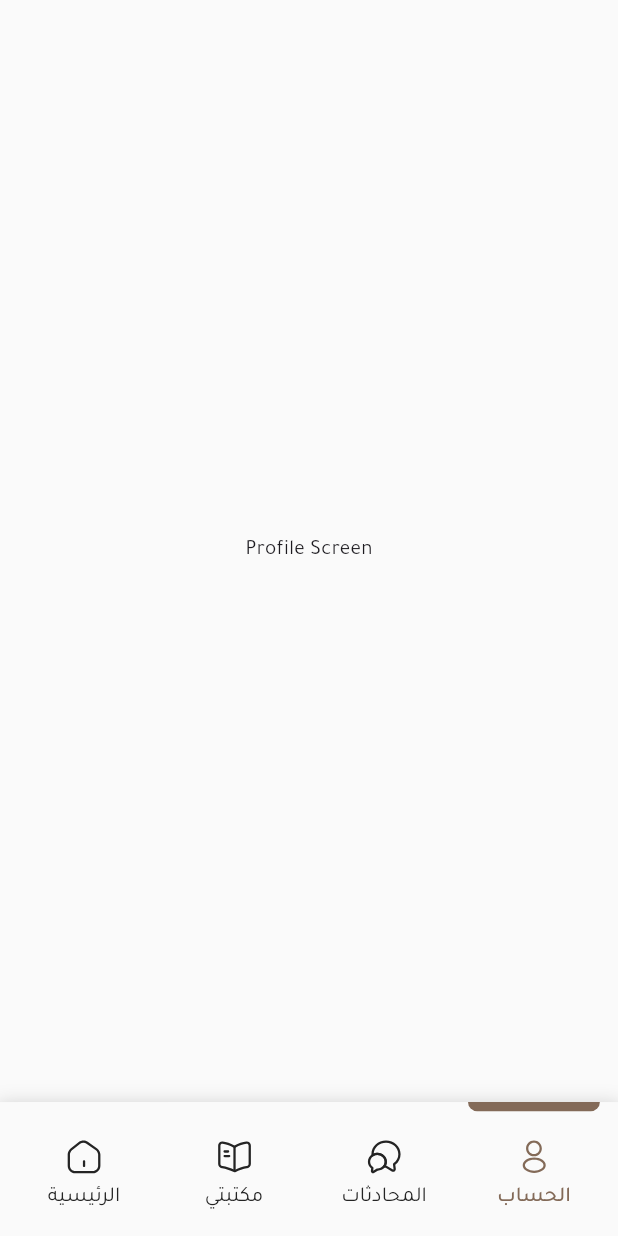
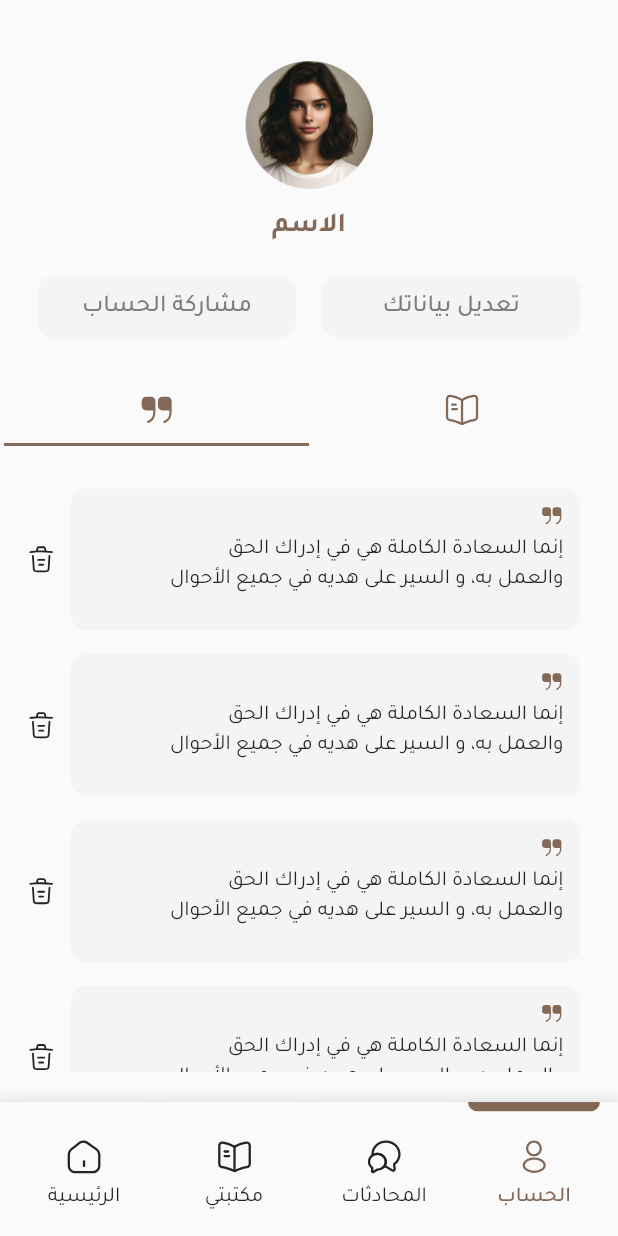
Before and after one commit to Yaramahmoudd/BooksApp, a Flutter app: the screen it shows after launch, item 4 of the bottom bar chosen, on a phone screen of 412 x 824 dp. Run offline on Flutter 3.47's test engine with Material 3 defaults, Android fonts, the phone set to English and light mode, and no system bars; our stand-ins replace bloc, dio, flutter_screenutil, flutter_svg, pretty_dio_logger.

Commit message:
finish profile screen
Done

```diff
--- a/lib/books_app.dart
+++ b/lib/books_app.dart
@@ -20,9 +20,11 @@ class BooksApp extends StatelessWidget {
           bottomNavigationBarTheme: const BottomNavigationBarThemeData(
             backgroundColor: ColorsManager.white,
           ),
+          tabBarTheme: TabBarTheme(
+              splashFactory: NoSplash.splashFactory,
+              overlayColor: MaterialStateProperty.all(Colors.transparent)),
           textTheme: Theme.of(context).textTheme.apply(fontFamily: 'Tajawal'),
         ),
-
         debugShowCheckedModeBanner: false,
         onGenerateRoute: appRouter.generateRoute,
         initialRoute: Routes.mainScreen,
--- a/lib/core/helpers/strings/app_icons.dart
+++ b/lib/core/helpers/strings/app_icons.dart
@@ -1,7 +1,8 @@
 abstract class AppIcons {
   static const String path = 'assets/icons';
-  static const String addCircle = '$path/add-circle.svg';
+  static const String addCircle = '$path/add_circle.svg';
   static const String book = '$path/book.svg';
+  static const String bookColored = '$path/book_colored.svg';
   static const String directInbox = '$path/direct_inbox.svg';
   static const String edit = '$path/edit.svg';
   static const String export = '$path/export.svg';
@@ -11,6 +12,7 @@ abstract class AppIcons {
   static const String infoCircle = '$path/info_circle.svg';
   static const String messages = '$path/messages.svg';
   static const String quoteDown = '$path/quote_down.svg';
+  static const String quoteDownColored = '$path/quote_down_colored.svg';
   static const String search = '$path/search.svg';
   static const String send = '$path/send.svg';
   static const String correctCircle = '$path/correct_circle.svg';
--- a/lib/core/helpers/strings/app_images.dart
+++ b/lib/core/helpers/strings/app_images.dart
@@ -1,7 +1,8 @@
 abstract class AppImages {
   static const String path = 'assets/images';
-  static const String emptyChats = 'assets/images/empty_chats.png';
-  static const String emptyNotifications =
-      'assets/images/empty_notifications.png';
-  static const String emptySearch = 'assets/images/empty_search.png';
+  static const String emptyChats = '$path/empty_chats.png';
+  static const String emptyNotifications = '$path/empty_notifications.png';
+  static const String emptySearch = '$path/empty_search.png';
+  static const String girl = '$path/girl.png';
+  static const String bookCover = '$path/book_cover.png';
 }
--- /dev/null
+++ b/lib/features/profile/ui/components/books_tab_view.dart
@@ -0,0 +1,66 @@
+import 'package:books_app/core/helpers/strings/app_icons.dart';
+import 'package:books_app/core/helpers/strings/app_images.dart';
+import 'package:books_app/core/theming/colors.dart';
+import 'package:books_app/core/theming/styles.dart';
+import 'package:flutter/material.dart';
+import 'package:flutter_screenutil/flutter_screenutil.dart';
+import 'package:flutter_svg/svg.dart';
+
+class BooksTabView extends StatelessWidget {
+  const BooksTabView({super.key});
+
+  @override
+  Widget build(BuildContext context) {
+    return Padding(
+        padding:
+            EdgeInsets.only(right: 15.w, left: 15.w, top: 20.h, bottom: 3.h),
+        child: Column(
+          children: [
+            Expanded(
+              child: GridView.builder(
+                itemCount: 2,
+                gridDelegate: SliverGridDelegateWithFixedCrossAxisCount(
+                  crossAxisCount: 2,
+                  crossAxisSpacing: 12.w,
+                  mainAxisSpacing: 12.h,
+                  childAspectRatio: 0.85,
+                ),
+                itemBuilder: (context, index) {
+                  return Container(
+                    width: 165.w,
+                    height: 195.h,
+                    decoration: BoxDecoration(
+                        borderRadius: BorderRadius.circular(10.r),
+                        image: const DecorationImage(
+                          image: AssetImage(AppImages.bookCover),
+                        )),
+                  );
+                },
+              ),
+            ),
+            //todo : is adding book is fixed or appear after finish gridview ??
+            Container(
+              margin: EdgeInsets.only(bottom: 45.h, top: 12.h),
+              padding: EdgeInsets.symmetric(vertical: 18.h),
+              width: double.infinity,
+              height: 95.h,
+              decoration: BoxDecoration(
+                color: ColorsManager.beigeF2,
+                borderRadius: BorderRadius.circular(10.r),
+              ),
+              child: Column(
+                children: [
+                  Text('إضافة كتاب',
+                      style: TextStyles.font18primaryColorMedium),
+                  SvgPicture.asset(
+                    AppIcons.addCircle,
+                    height: 24.h,
+                    width: 24.w,
+                  ),
+                ],
+              ),
+            )
+          ],
+        ));
+  }
+}
--- /dev/null
+++ b/lib/features/profile/ui/components/preofile_header_bar.dart
@@ -0,0 +1,40 @@
+import 'package:books_app/core/helpers/spacing.dart';
+import 'package:books_app/core/helpers/strings/app_images.dart';
+import 'package:books_app/core/theming/styles.dart';
+import 'package:books_app/features/profile/ui/widgets/profile_header_action_botton.dart';
+import 'package:flutter/material.dart';
+import 'package:flutter_screenutil/flutter_screenutil.dart';
+
+class PreofileHeaderBar extends StatelessWidget {
+  const PreofileHeaderBar({super.key});
+
+  @override
+  Widget build(BuildContext context) {
+    return Column(
+      children: [
+        Padding(
+          padding: EdgeInsets.only(right: 15.w, left: 15.w, top: 40.h),
+          child: Center(
+            child: CircleAvatar(
+              radius: 42.r,
+              child: Image.asset(AppImages.girl),
+            ),
+          ),
+        ),
+        verticalSpace(12),
+        Text('الاسم', style: TextStyles.font18primaryColorBold),
+        verticalSpace(20),
+        Padding(
+          padding: EdgeInsets.symmetric(horizontal: 15.w),
+          child: Row(
+            mainAxisAlignment: MainAxisAlignment.spaceAround,
+            children: [
+              ProfileHeaderActionBotton(onTap: () {}, text: 'مشاركة الحساب'),
+              ProfileHeaderActionBotton(onTap: () {}, text: 'تعديل بياناتك'),
+            ],
+          ),
+        ),
+      ],
+    );
+  }
+}
--- /dev/null
+++ b/lib/features/profile/ui/components/quotes_tab_view.dart
@@ -0,0 +1,52 @@
+import 'package:books_app/core/helpers/spacing.dart';
+import 'package:books_app/core/helpers/strings/app_icons.dart';
+import 'package:books_app/core/theming/colors.dart';
+import 'package:books_app/core/theming/styles.dart';
+import 'package:flutter/material.dart';
+import 'package:flutter_screenutil/flutter_screenutil.dart';
+import 'package:flutter_svg/svg.dart';
+
+class QuotesTabView extends StatelessWidget {
+  const QuotesTabView({super.key});
+
+  @override
+  Widget build(BuildContext context) {
+    return Padding(
+      padding: EdgeInsets.symmetric(vertical: 20.h, horizontal: 15.w),
+      child: ListView.builder(
+        itemCount: 4,
+        itemBuilder: (context, index) {
+          return Row(
+            children: [
+              SvgPicture.asset(AppIcons.trash, height: 20.h, width: 20.w),
+              Expanded(
+                child: Container(
+                  margin: EdgeInsets.symmetric(horizontal: 8.w, vertical: 8.h),
+                  padding:
+                      EdgeInsets.symmetric(horizontal: 10.w, vertical: 10.h),
+                  height: 93.h,
+                  decoration: BoxDecoration(
+                    color: ColorsManager.greyF4,
+                    borderRadius: BorderRadius.circular(10.r),
+                  ),
+                  child: Column(
+                    crossAxisAlignment: CrossAxisAlignment.end,
+                    children: [
+                      SvgPicture.asset(AppIcons.quoteDownColored,
+                          height: 16, width: 16),
+                      verticalSpace(5),
+                      Text(
+                          'إنما السعادة الكاملة هي في إدراك الحق \n والعمل به، و السير على هديه في جميع الأحوال',
+                          style: TextStyles.font14blackRegualar,
+                          textAlign: TextAlign.end)
+                    ],
+                  ),
+                ),
+              ),
+            ],
+          );
+        },
+      ),
+    );
+  }
+}
--- /dev/null
+++ b/lib/features/profile/ui/components/tab_bar_content.dart
@@ -0,0 +1,48 @@
+// ignore_for_file: public_member_api_docs, sort_constructors_first
+import 'package:books_app/core/helpers/strings/app_icons.dart';
+import 'package:books_app/core/theming/colors.dart';
+import 'package:flutter/material.dart';
+import 'package:flutter_screenutil/flutter_screenutil.dart';
+import 'package:flutter_svg/svg.dart';
+
+class TabBarContent extends StatelessWidget {
+  const TabBarContent({
+    super.key,
+    required this.controller,
+  });
+  final TabController controller;
+  @override
+  Widget build(BuildContext context) {
+    return TabBar(
+      isScrollable: true,
+      indicatorWeight: 1.h,
+      tabAlignment: TabAlignment.center,
+      indicatorSize: TabBarIndicatorSize.tab,
+      dividerColor: Colors.transparent,
+      indicatorColor: ColorsManager.primaryColor,
+      controller: controller,
+      tabs: [
+        Tab(
+          icon: SizedBox(
+            width: 156.w,
+            child: SvgPicture.asset(
+              controller.index == 0
+                  ? AppIcons.quoteDownColored
+                  : AppIcons.quoteDown,
+              color: ColorsManager.primaryColor,
+            ),
+          ),
+        ),
+        Tab(
+          icon: SizedBox(
+            width: 156.w,
+            child: SvgPicture.asset(
+              controller.index != 0 ? AppIcons.bookColored : AppIcons.book,
+              color: ColorsManager.primaryColor,
+            ),
+          ),
+        )
+      ],
+    );
+  }
+}
--- /dev/null
+++ b/lib/features/profile/ui/components/tab_bar_view_content.dart
@@ -0,0 +1,22 @@
+import 'package:books_app/features/profile/ui/components/books_tab_view.dart';
+import 'package:books_app/features/profile/ui/components/quotes_tab_view.dart';
+import 'package:flutter/material.dart';
+
+class TabBarViewContent extends StatelessWidget {
+  const TabBarViewContent({
+    super.key,
+    required this.controller,
+  });
+  final TabController controller;
+  @override
+  Widget build(BuildContext context) {
+    return Expanded(
+        child: TabBarView(
+      controller: controller,
+      children: const [
+        QuotesTabView(),
+        BooksTabView(),
+      ],
+    ));
+  }
+}
--- a/lib/features/profile/ui/profile_screen.dart
+++ b/lib/features/profile/ui/profile_screen.dart
@@ -1,13 +1,40 @@
+import 'package:books_app/core/helpers/spacing.dart';
+import 'package:books_app/features/profile/ui/components/preofile_header_bar.dart';
+import 'package:books_app/features/profile/ui/components/tab_bar_content.dart';
+import 'package:books_app/features/profile/ui/components/tab_bar_view_content.dart';
 import 'package:flutter/material.dart';
 
-class ProfileScreen extends StatelessWidget {
+class ProfileScreen extends StatefulWidget {
   const ProfileScreen({super.key});
 
   @override
+  State<ProfileScreen> createState() => _ProfileScreenState();
+}
+
+class _ProfileScreenState extends State<ProfileScreen>
+    with SingleTickerProviderStateMixin {
+  late TabController tabController;
+
+  @override
+  void initState() {
+    super.initState();
+    tabController = TabController(length: 2, vsync: this);
+    tabController.addListener(() {
+      setState(() {});
+    });
+  }
+
+  @override
   Widget build(BuildContext context) {
-    return const Scaffold(
-      body: Center(
-        child: Text("Profile Screen"),
+    return Scaffold(
+      body: Column(
+        crossAxisAlignment: CrossAxisAlignment.center,
+        children: [
+          const PreofileHeaderBar(),
+          verticalSpace(25),
+          TabBarContent(controller: tabController),
+          TabBarViewContent(controller: tabController),
+        ],
       ),
     );
   }
--- /dev/null
+++ b/lib/features/profile/ui/widgets/profile_header_action_botton.dart
@@ -0,0 +1,32 @@
+import 'package:books_app/core/theming/colors.dart';
+import 'package:books_app/core/theming/styles.dart';
+import 'package:flutter/material.dart';
+import 'package:flutter_screenutil/flutter_screenutil.dart';
+
+class ProfileHeaderActionBotton extends StatelessWidget {
+  const ProfileHeaderActionBotton({
+    super.key,
+    required this.onTap,
+    required this.text,
+  });
+  final VoidCallback onTap;
+  final String text;
+
+  @override
+  Widget build(BuildContext context) {
+    return GestureDetector(
+      onTap: onTap,
+      child: Container(
+        height: 40.h,
+        width: 157.w,
+        decoration: BoxDecoration(
+          color: ColorsManager.greyF4,
+          borderRadius: BorderRadius.circular(10.r),
+        ),
+        child: Center(
+          child: Text(text, style: TextStyles.font16grey7DMedium),
+        ),
+      ),
+    );
+  }
+}
```
Also changed, not shown: assets/icons/book_colored.svg (added), assets/icons/quote_down_colored.svg (added), assets/images/book_cover.png (added), assets/images/girl.png (added), pubspec.lock.
